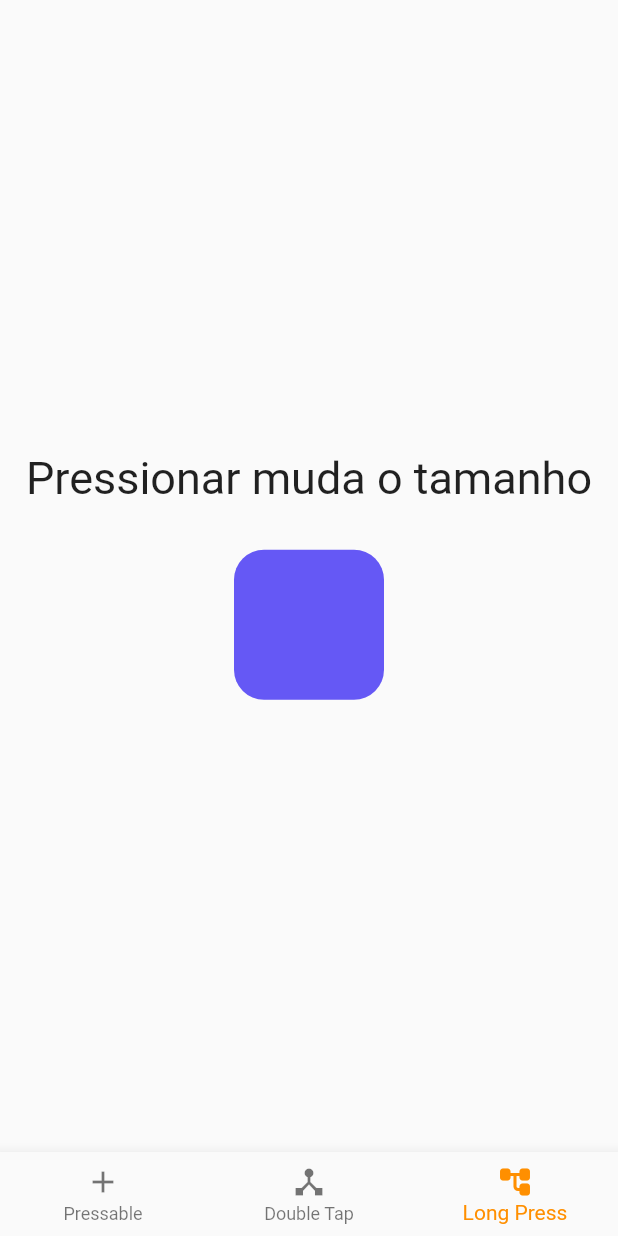
After one commit to adrian7123/flutter_microinteracoes, a Flutter app: the screen it shows after launch, item 3 of the bottom bar chosen, on a phone screen of 412 x 824 dp. The commit adds this screen. Run offline on Flutter 3.47's test engine with Material 2 defaults, Android fonts, the phone set to English and light mode, and no system bars.

Commit message:
finish long press

```diff
--- a/lib/screens/home/home_screen.dart
+++ b/lib/screens/home/home_screen.dart
@@ -1,5 +1,6 @@
 import 'package:flutter/material.dart';
 import 'package:flutter_microinteracoes/screens/home/tabs/double_tap_tab.dart';
+import 'package:flutter_microinteracoes/screens/home/tabs/long_press_tab.dart';
 import 'package:flutter_microinteracoes/screens/home/tabs/pressible_tab.dart';
 
 class HomeScreen extends StatefulWidget {
@@ -14,6 +15,7 @@ class _HomeScreenState extends State<HomeScreen> {
   final List<Widget> tabs = [
     PressableTab(),
     DoubleTapTab(),
+    LongPressTab(),
   ];
 
   void _onItemTapped(int index) {
@@ -41,6 +43,10 @@ class _HomeScreenState extends State<HomeScreen> {
             icon: Icon(Icons.device_hub_outlined),
             label: 'Double Tap',
           ),
+          BottomNavigationBarItem(
+            icon: Icon(Icons.account_tree_rounded),
+            label: 'Long Press',
+          ),
         ],
         currentIndex: _selectedIndex,
         selectedItemColor: Colors.amber[800],
--- /dev/null
+++ b/lib/screens/home/tabs/long_press_tab.dart
@@ -0,0 +1,55 @@
+import 'package:flutter/gestures.dart';
+import 'package:flutter/material.dart';
+import 'package:flutter_microinteracoes/widgets/square_widget.dart';
+
+class LongPressTab extends StatefulWidget {
+  const LongPressTab({Key? key}) : super(key: key);
+  @override
+  _LongPressTabState createState() => _LongPressTabState();
+}
+
+class _LongPressTabState extends State<LongPressTab> {
+  double size = 100;
+  Duration animationDuration = Duration(milliseconds: 200);
+
+  void onLongPressDown([LongPressDownDetails? details]) {
+    setState(() {
+      size = 200;
+    });
+  }
+
+  void onLongPressEnd([LongPressEndDetails? details]) {
+    setState(() {
+      size = 100;
+    });
+  }
+
+  @override
+  Widget build(BuildContext context) {
+    return Column(
+      mainAxisAlignment: MainAxisAlignment.center,
+      children: [
+        Text(
+          "Pressionar muda o tamanho",
+          style: TextStyle(fontSize: 30),
+        ),
+        SizedBox(height: 30),
+        GestureDetector(
+          onLongPressDown: onLongPressDown,
+          onLongPressEnd: onLongPressEnd,
+          onLongPressCancel: onLongPressEnd,
+          child: AnimatedContainer(
+            curve: Curves.decelerate,
+            duration: animationDuration,
+            height: size,
+            width: size,
+            child: SquareWidget(
+              height: double.infinity,
+              width: double.infinity,
+            ),
+          ),
+        ),
+      ],
+    );
+  }
+}
```
